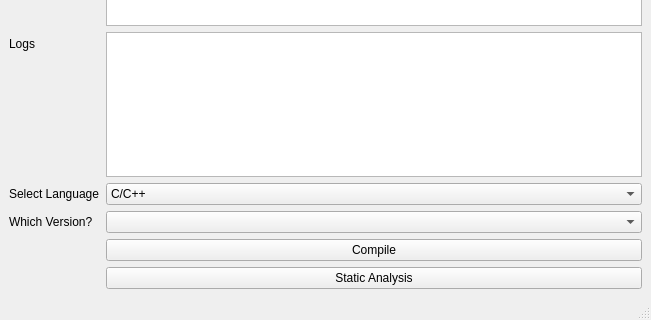
Qt form untitled.ui (hackabit18/heavy_light_dudes) before a commit; both pictures show x 0 to 651 and y 280 to 600 of the 651 by 600 pixel window.
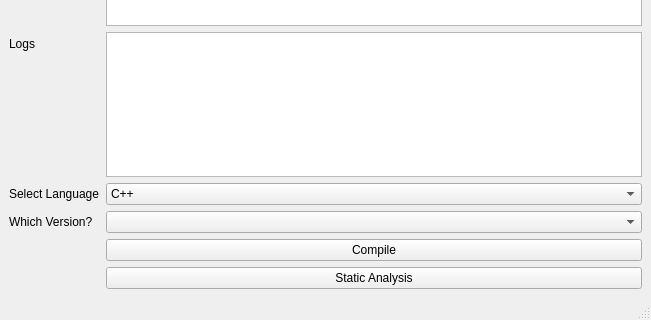
The same form after that commit.

Commit message: Adding * ComboBox dependency * Compile button functionality

Patch:
```diff
--- a/untitled.ui
+++ b/untitled.ui
@@ -26,7 +26,7 @@
      <widget class="QComboBox" name="languageCombo">
       <item>
        <property name="text">
-        <string>C/C++</string>
+        <string>C++</string>
        </property>
       </item>
       <item>
```
Left out of the diff: 2 changed lines with no effect on the pictures. The commit also changes 4 other files.
